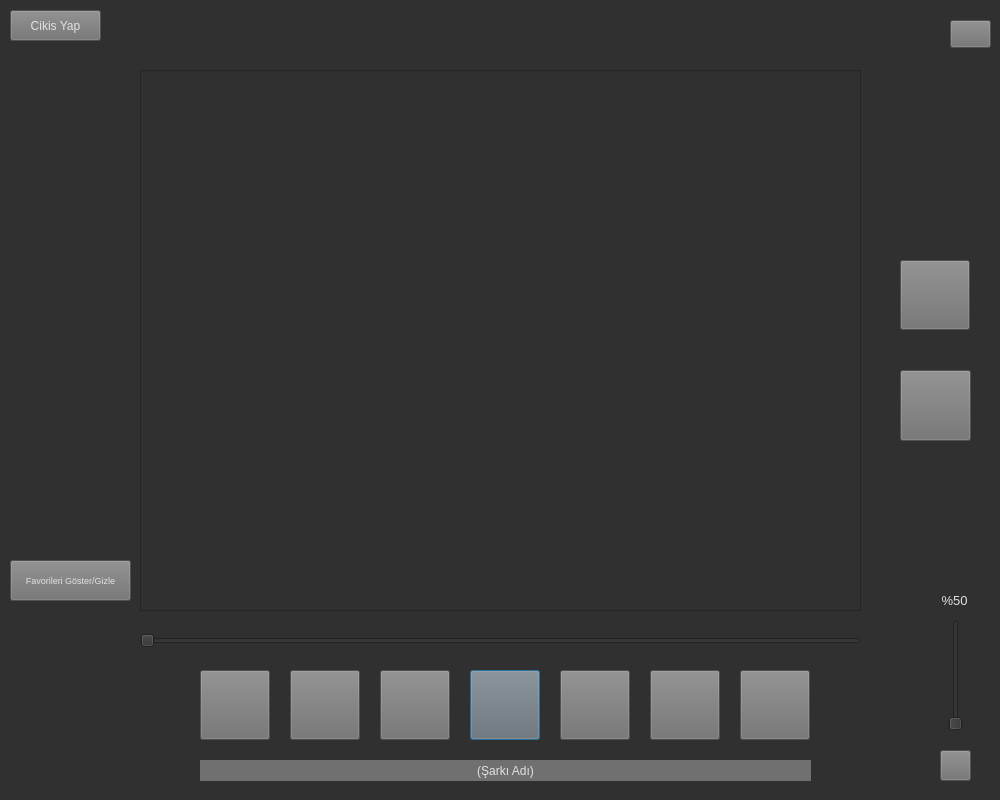
Old version of the form Mp3 Player 0.2/deneme giris/Mp3Player.ui in the repository TahaMuslu/Mp3Player.
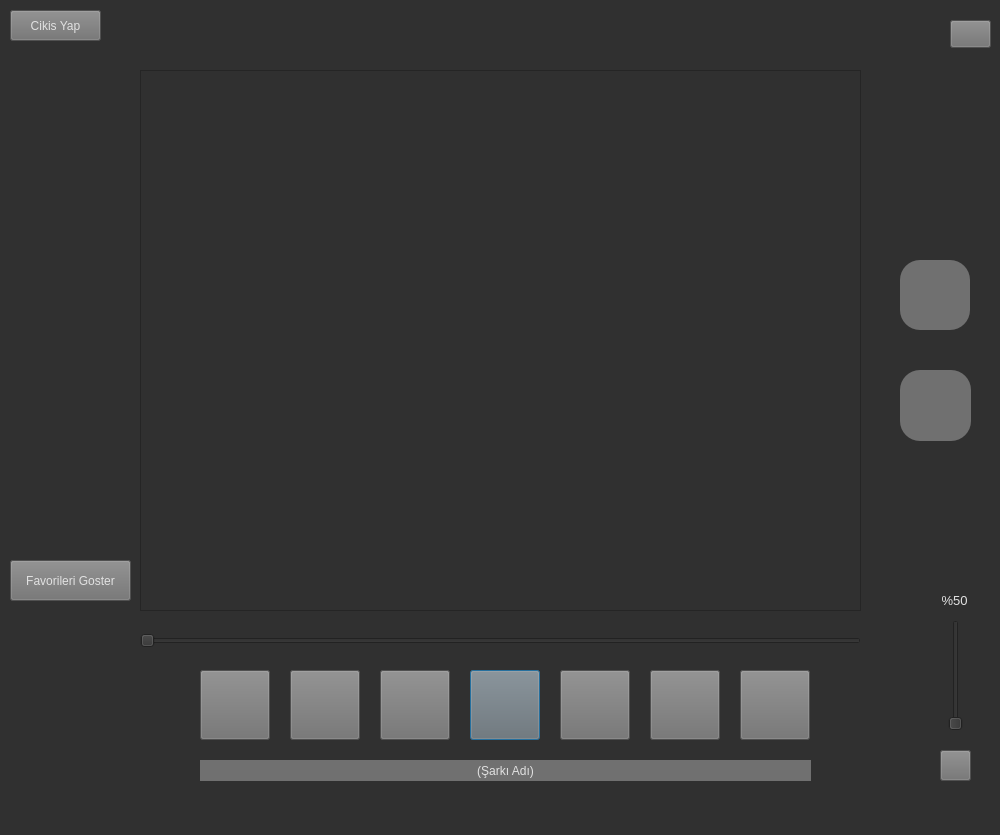
New version of the form. Icons and pictures are not drawn.

The edit to the form file:
```diff
--- a/Mp3 Player 0.2/deneme giris/Mp3Player.ui
+++ b/Mp3 Player 0.2/deneme giris/Mp3Player.ui
@@ -7,7 +7,7 @@
     <x>0</x>
     <y>0</y>
     <width>1000</width>
-    <height>800</height>
+    <height>835</height>
    </rect>
   </property>
   <property name="windowTitle">
@@ -114,6 +114,9 @@
    </property>
   </widget>
   <widget class="QPushButton" name="begenButon">
+   <property name="enabled">
+    <bool>true</bool>
+   </property>
    <property name="geometry">
     <rect>
      <x>900</x>
@@ -123,12 +126,23 @@
     </rect>
    </property>
    <property name="styleSheet">
-    <string notr="true">color: rgb(225, 225, 225);
-background-color: rgb(112, 112, 112);</string>
+    <string notr="true">
+background-color: rgb(112, 112, 112);
+border-radius:20px;</string>
    </property>
    <property name="text">
     <string/>
    </property>
+   <property name="icon">
+    <iconset>
+     <normaloff>begen.png</normaloff>begen.png</iconset>
+   </property>
+   <property name="iconSize">
+    <size>
+     <width>65</width>
+     <height>65</height>
+    </size>
+   </property>
   </widget>
   <widget class="QLabel" name="sarkiAdi">
    <property name="geometry">
@@ -309,7 +323,11 @@
    </property>
    <property name="font">
     <font>
-     <pointsize>7</pointsize>
+     <family>MS Shell Dlg 2</family>
+     <pointsize>9</pointsize>
+     <weight>50</weight>
+     <italic>false</italic>
+     <bold>false</bold>
     </font>
    </property>
    <property name="styleSheet">
@@ -317,7 +335,25 @@
 color: rgb(225, 225, 225);</string>
    </property>
    <property name="text">
-    <string>Favorileri Göster/Gizle</string>
+    <string>Favorileri Goster</string>
+   </property>
+   <property name="iconSize">
+    <size>
+     <width>20</width>
+     <height>20</height>
+    </size>
+   </property>
+   <property name="checkable">
+    <bool>true</bool>
+   </property>
+   <property name="checked">
+    <bool>false</bool>
+   </property>
+   <property name="autoRepeat">
+    <bool>false</bool>
+   </property>
+   <property name="autoExclusive">
+    <bool>false</bool>
    </property>
   </widget>
   <widget class="QPushButton" name="begenmeButon">
@@ -330,11 +366,53 @@
     </rect>
    </property>
    <property name="styleSheet">
-    <string notr="true">color: rgb(225, 225, 225);
-background-color: rgb(112, 112, 112);</string>
+    <string notr="true">background-color: rgb(112, 112, 112);
+border-radius:20px;</string>
    </property>
    <property name="text">
     <string/>
+   </property>
+   <property name="icon">
+    <iconset>
+     <normaloff>begenme-.png</normaloff>begenme-.png</iconset>
+   </property>
+   <property name="iconSize">
+    <size>
+     <width>65</width>
+     <height>65</height>
+    </size>
+   </property>
+   <property name="checkable">
+    <bool>false</bool>
+   </property>
+  </widget>
+  <widget class="QLabel" name="InfoLabel">
+   <property name="geometry">
+    <rect>
+     <x>250</x>
+     <y>790</y>
+     <width>501</width>
+     <height>31</height>
+    </rect>
+   </property>
+   <property name="styleSheet">
+    <string notr="true">color: rgb(255, 17, 0);
+font: 9pt &quot;MS Shell Dlg 2&quot;;</string>
+   </property>
+   <property name="text">
+    <string/>
+   </property>
+   <property name="textFormat">
+    <enum>Qt::AutoText</enum>
+   </property>
+   <property name="scaledContents">
+    <bool>false</bool>
+   </property>
+   <property name="alignment">
+    <set>Qt::AlignCenter</set>
+   </property>
+   <property name="wordWrap">
+    <bool>false</bool>
    </property>
   </widget>
  </widget>
```
Left out of the diff: 3 changed lines with no effect on the pictures.
